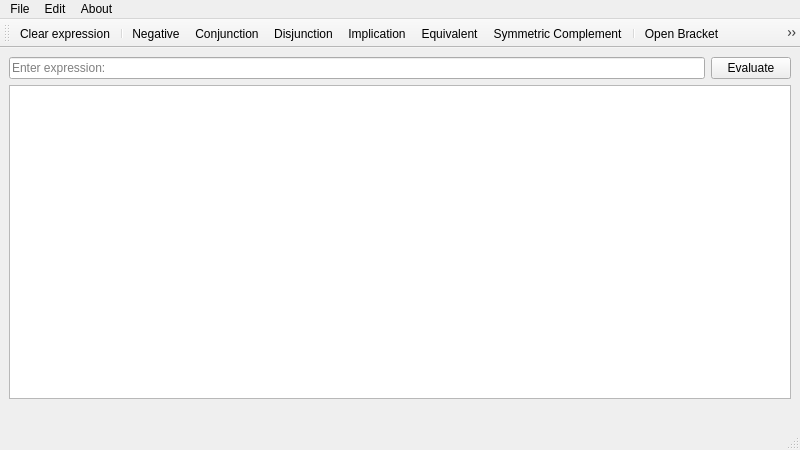
This is Source/mainwindow.ui in DesCaldnd/Discrete-Math as Qt 5 draws it before an edit. The edited form follows.
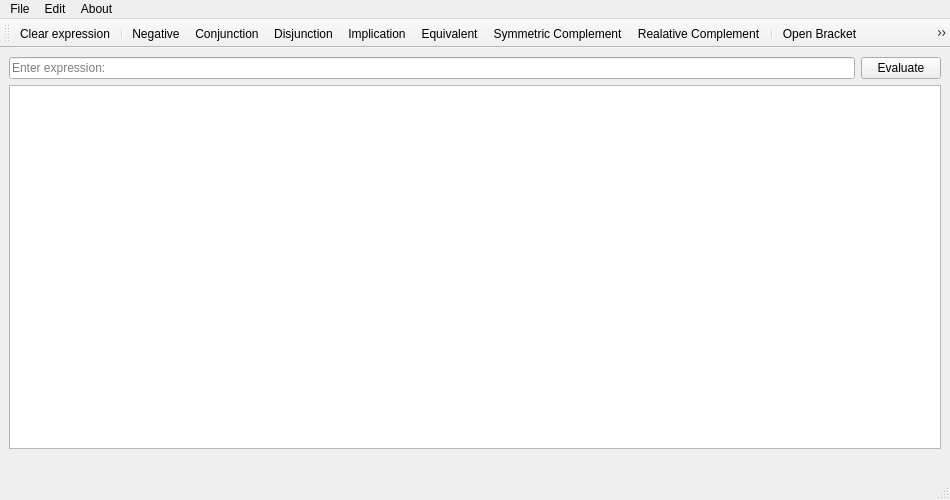
This is the edited form.

```diff
--- a/Source/mainwindow.ui
+++ b/Source/mainwindow.ui
@@ -6,8 +6,8 @@
    <rect>
     <x>0</x>
     <y>0</y>
-    <width>800</width>
-    <height>450</height>
+    <width>950</width>
+    <height>500</height>
    </rect>
   </property>
   <property name="windowTitle">
@@ -67,7 +67,7 @@
     <rect>
      <x>0</x>
      <y>0</y>
-     <width>800</width>
+     <width>950</width>
      <height>20</height>
     </rect>
    </property>
@@ -122,6 +122,7 @@
    <addaction name="actionImplication"/>
    <addaction name="actionEquivalent"/>
    <addaction name="actionSymmetric_Complement"/>
+   <addaction name="actionRealative_Complement"/>
    <addaction name="separator"/>
    <addaction name="actionOpen_Bracket"/>
    <addaction name="actionClose_Bracket"/>
@@ -181,6 +182,11 @@
     <string>Close Bracket</string>
    </property>
   </action>
+  <action name="actionRealative_Complement">
+   <property name="text">
+    <string>Realative Complement</string>
+   </property>
+  </action>
  </widget>
  <resources/>
  <connections/>
```
Left out of the diff: 1 changed line with no effect on the pictures.
